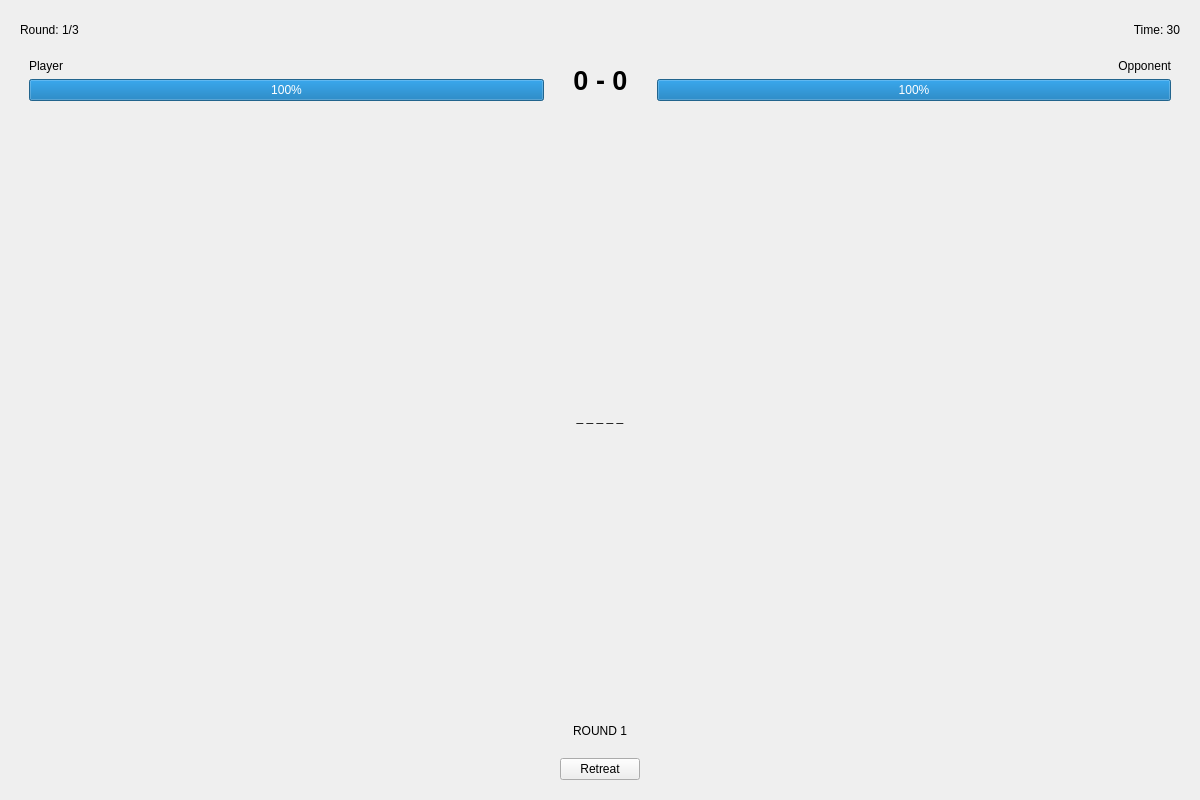
Qt form python_client/views/ui/qt_single_player_1v1_game_view.ui (YuriHa-op/Hangman) before a commit.
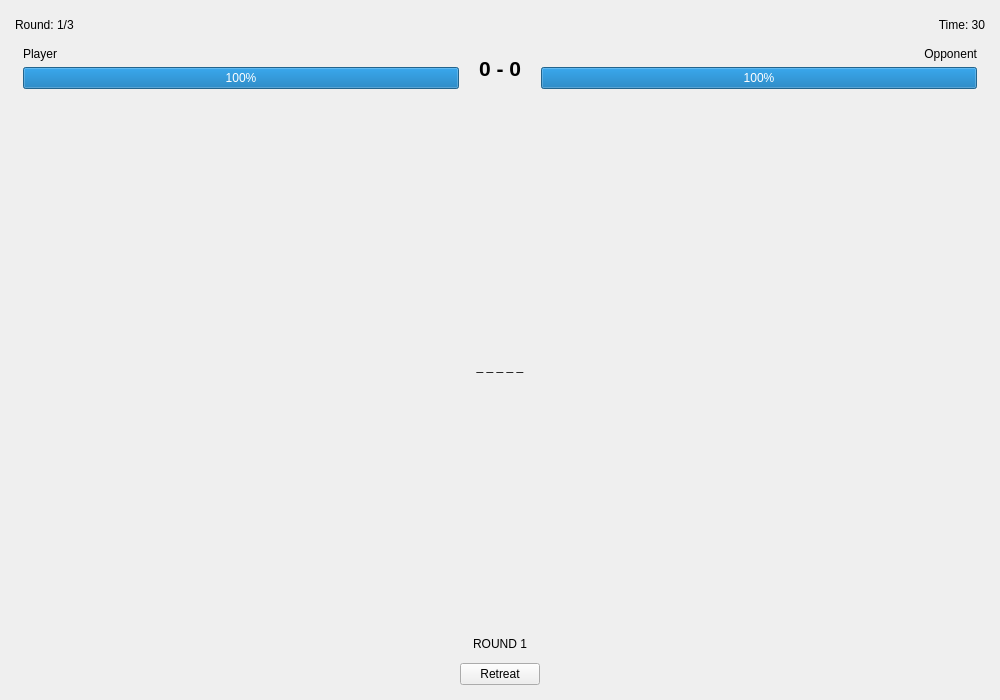
The same form after that commit.

```diff
--- a/python_client/views/ui/qt_single_player_1v1_game_view.ui
+++ b/python_client/views/ui/qt_single_player_1v1_game_view.ui
@@ -6,8 +6,8 @@
    <rect>
     <x>0</x>
     <y>0</y>
-    <width>1200</width>
-    <height>800</height>
+    <width>1000</width>
+    <height>700</height>
    </rect>
   </property>
   <property name="windowTitle">
@@ -15,19 +15,19 @@
   </property>
   <layout class="QVBoxLayout" name="main_layout" stretch="0,0,1,0,0,0">
    <property name="spacing">
-    <number>10</number>
+    <number>6</number>
    </property>
    <property name="leftMargin">
-    <number>20</number>
+    <number>15</number>
    </property>
    <property name="topMargin">
-    <number>20</number>
+    <number>15</number>
    </property>
    <property name="rightMargin">
-    <number>20</number>
+    <number>15</number>
    </property>
    <property name="bottomMargin">
-    <number>20</number>
+    <number>15</number>
    </property>
    <item>
     <layout class="QHBoxLayout" name="top_info_layout">
@@ -66,11 +66,23 @@
    <item>
     <layout class="QHBoxLayout" name="huds_layout" stretch="1,0,1">
      <property name="spacing">
-      <number>20</number>
+      <number>12</number>
      </property>
      <item>
       <widget class="QWidget" name="player_hud_widget" native="true">
        <layout class="QVBoxLayout" name="player_hud_layout">
+        <property name="leftMargin">
+         <number>8</number>
+        </property>
+        <property name="topMargin">
+         <number>6</number>
+        </property>
+        <property name="rightMargin">
+         <number>8</number>
+        </property>
+        <property name="bottomMargin">
+         <number>6</number>
+        </property>
         <item>
          <widget class="QLabel" name="player_name_label">
           <property name="text">
@@ -98,7 +110,7 @@
       <widget class="QLabel" name="score_label">
        <property name="font">
         <font>
-         <pointsize>20</pointsize>
+         <pointsize>16</pointsize>
          <weight>75</weight>
          <bold>true</bold>
         </font>
@@ -114,6 +126,18 @@
      <item>
       <widget class="QWidget" name="opponent_hud_widget" native="true">
        <layout class="QVBoxLayout" name="opponent_hud_layout">
+        <property name="leftMargin">
+         <number>8</number>
+        </property>
+        <property name="topMargin">
+         <number>6</number>
+        </property>
+        <property name="rightMargin">
+         <number>8</number>
+        </property>
+        <property name="bottomMargin">
+         <number>6</number>
+        </property>
         <item>
          <widget class="QLabel" name="opponent_name_label">
           <property name="text">
@@ -145,6 +169,18 @@
    <item>
     <widget class="QWidget" name="word_container_widget" native="true">
      <layout class="QVBoxLayout" name="verticalLayout_word">
+      <property name="leftMargin">
+       <number>8</number>
+      </property>
+      <property name="topMargin">
+       <number>8</number>
+      </property>
+      <property name="rightMargin">
+       <number>8</number>
+      </property>
+      <property name="bottomMargin">
+       <number>8</number>
+      </property>
       <item>
        <widget class="QLabel" name="word_label">
         <property name="text">
```
